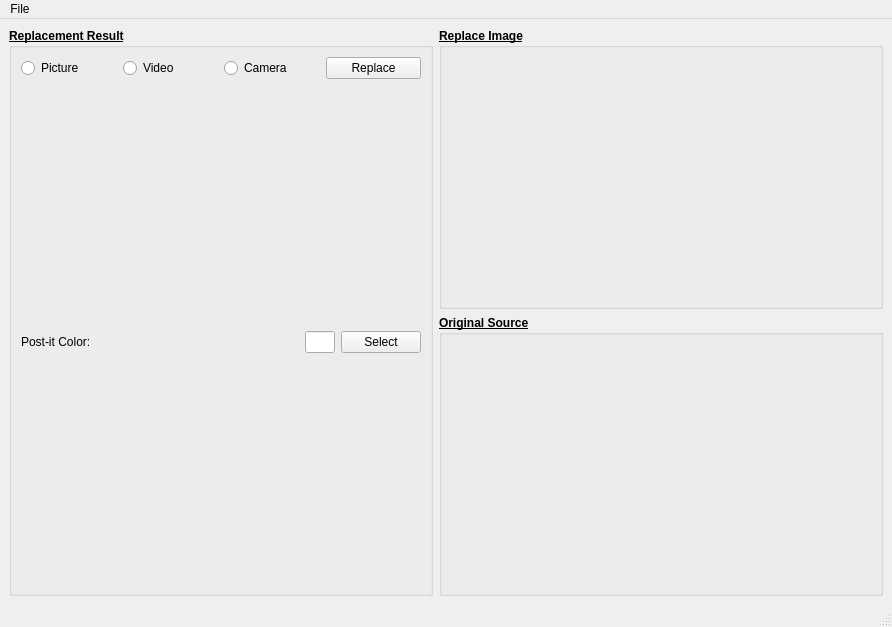
SiyiDai/post_it_replacer, file ui/mainwindow.ui: the form before one commit.
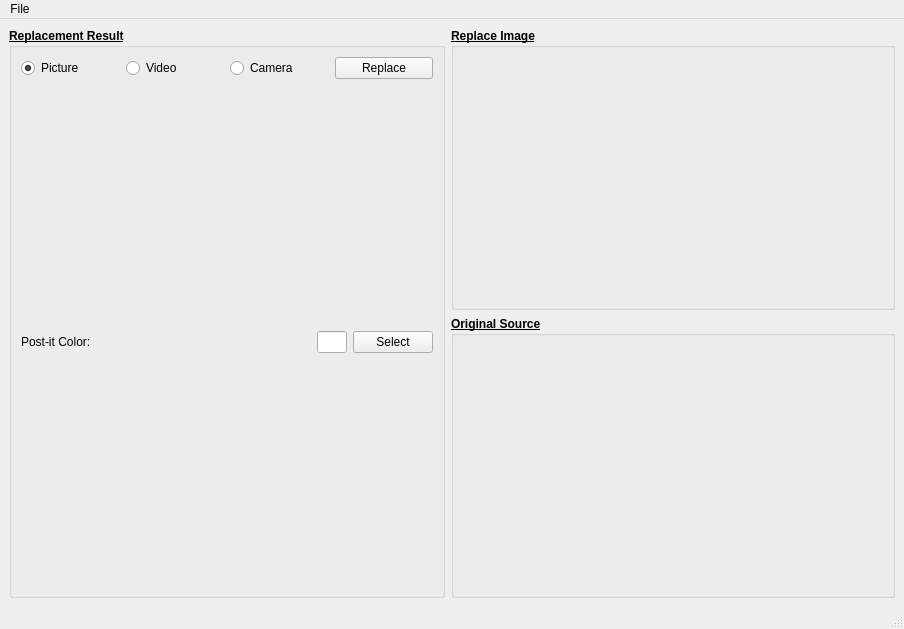
The form after the commit.

Patch:
```diff
--- a/ui/mainwindow.ui
+++ b/ui/mainwindow.ui
@@ -6,8 +6,8 @@
    <rect>
     <x>0</x>
     <y>0</y>
-    <width>777</width>
-    <height>491</height>
+    <width>904</width>
+    <height>629</height>
    </rect>
   </property>
   <property name="sizePolicy">
@@ -150,6 +150,9 @@
              <property name="text">
               <string>Picture</string>
              </property>
+             <property name="checked">
+              <bool>true</bool>
+             </property>
             </widget>
            </item>
            <item>
@@ -305,6 +308,9 @@
          <property name="orientation">
           <enum>Qt::Vertical</enum>
          </property>
+         <property name="sizeType">
+          <enum>QSizePolicy::MinimumExpanding</enum>
+         </property>
          <property name="sizeHint" stdset="0">
           <size>
            <width>20</width>
@@ -323,7 +329,7 @@
     <rect>
      <x>0</x>
      <y>0</y>
-     <width>777</width>
+     <width>904</width>
      <height>25</height>
     </rect>
    </property>
```
Left out of the diff: 6 changed lines with no effect on the pictures.
